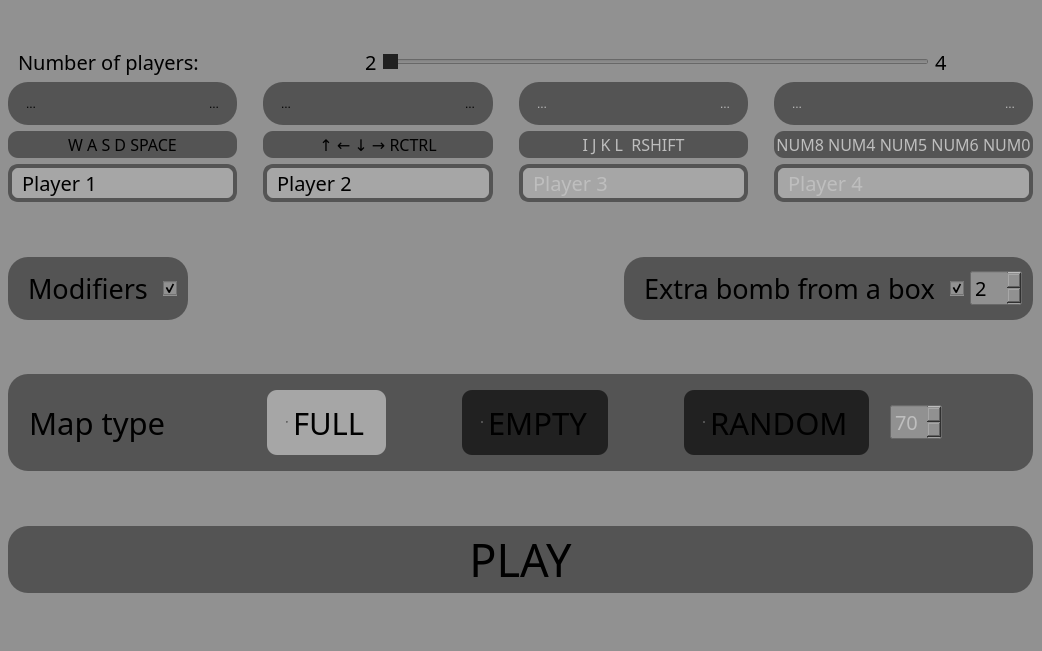
This is settings.ui in pabliqto/BombermanGame as Qt 5 draws it before an edit. The edited form follows.
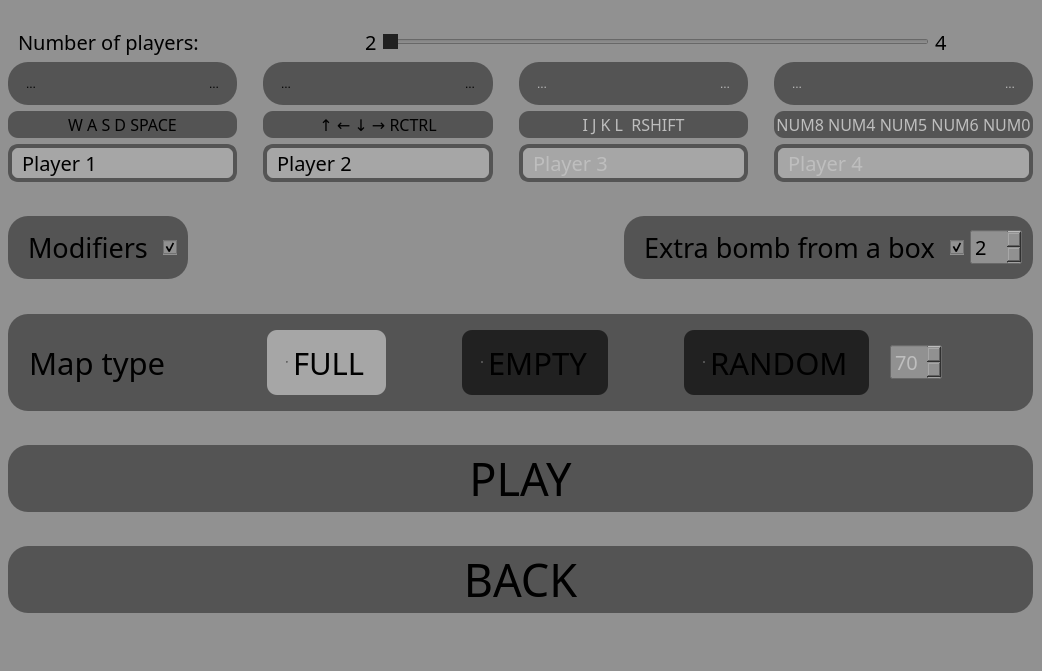
This is the edited form. Icons and pictures are not drawn.

The edit to the form file:
```diff
--- a/settings.ui
+++ b/settings.ui
@@ -10,7 +10,7 @@
     <x>0</x>
     <y>0</y>
     <width>1042</width>
-    <height>651</height>
+    <height>671</height>
    </rect>
   </property>
   <property name="font">
@@ -1264,6 +1264,47 @@
          </property>
         </spacer>
        </item>
+       <item>
+        <widget class="QPushButton" name="back_pushbutton">
+         <property name="font">
+          <font>
+           <family>Impact</family>
+           <pointsize>34</pointsize>
+          </font>
+         </property>
+         <property name="styleSheet">
+          <string notr="true">QPushButton {
+    border-radius: 20px;
+    background-color: #545454;
+    padding: 2px;
+}
+
+QPushButton:hover {
+    background-color: #6c6c6c; 
+}
+
+QPushButton:pressed {
+    background-color: #3c3c3c;
+}</string>
+         </property>
+         <property name="text">
+          <string>BACK</string>
+         </property>
+        </widget>
+       </item>
+       <item>
+        <spacer name="verticalSpacer">
+         <property name="orientation">
+          <enum>Qt::Vertical</enum>
+         </property>
+         <property name="sizeHint" stdset="0">
+          <size>
+           <width>20</width>
+           <height>40</height>
+          </size>
+         </property>
+        </spacer>
+       </item>
       </layout>
      </item>
      <item>
```
Left out of the diff: 2 changed lines with no effect on the pictures.
